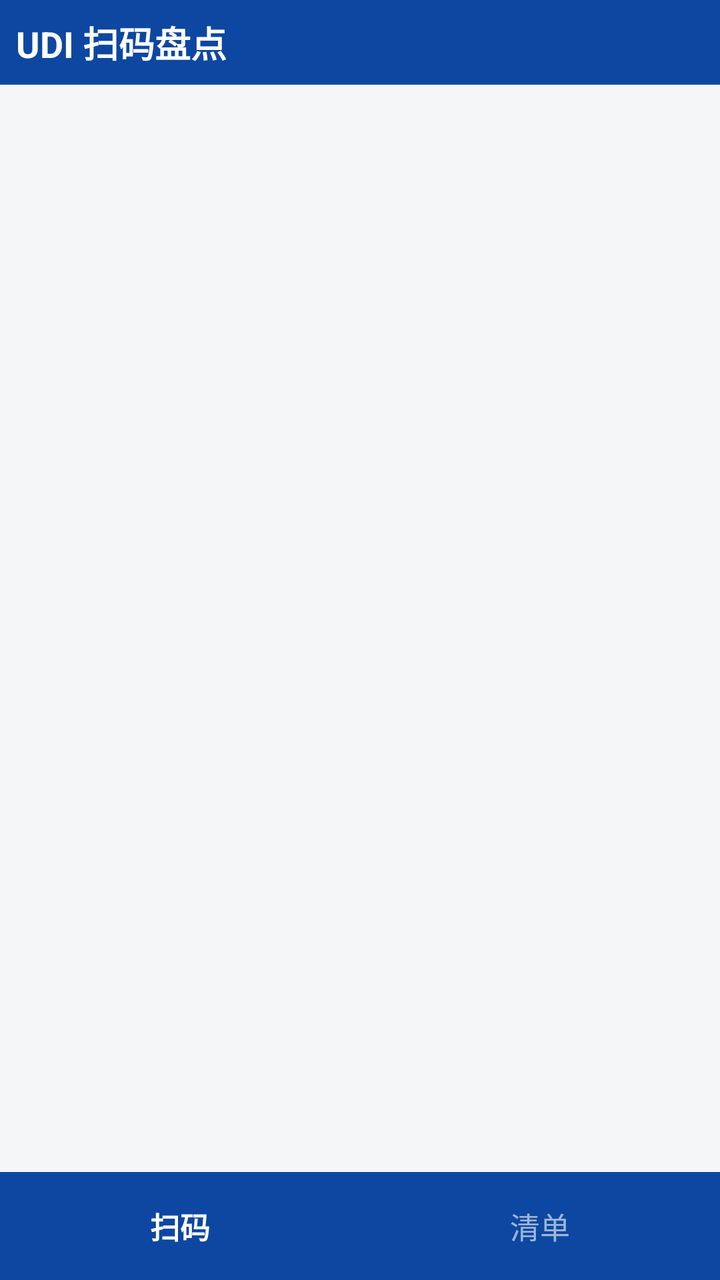
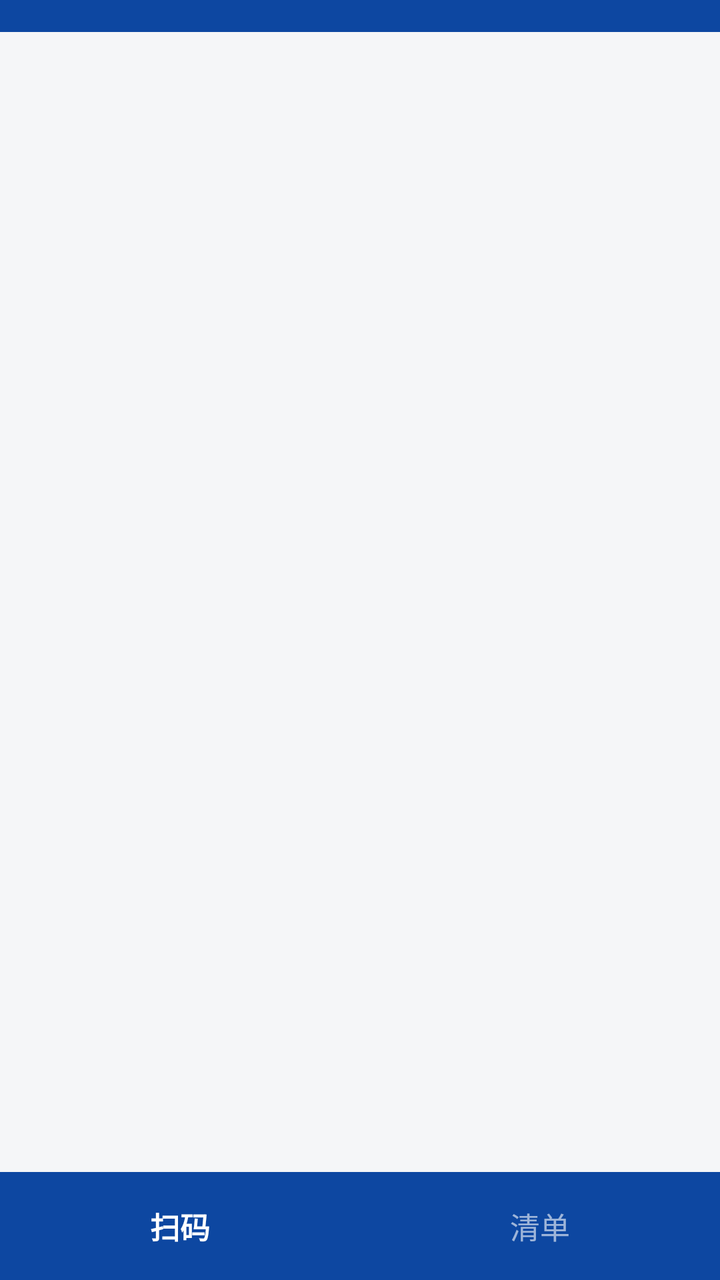

Two renders of the same Android screen: before a commit and after it. Below are the layout's source before the change and the commit's diff.
<!-- AndroidManifest.xml: application theme Theme.UdiScan -->
<!-- res/layout/activity_main.xml -->
<?xml version="1.0" encoding="utf-8"?>
<LinearLayout xmlns:android="http://schemas.android.com/apk/res/android"
    android:layout_width="match_parent"
    android:layout_height="match_parent"
    android:orientation="vertical"
    android:background="@color/bg">

    
    <LinearLayout
        android:layout_width="match_parent"
        android:layout_height="wrap_content"
        android:orientation="horizontal"
        android:padding="8dp"
        android:gravity="center_vertical"
        android:background="@color/primary_dark">

        <TextView
            android:layout_width="0dp"
            android:layout_height="wrap_content"
            android:layout_weight="1"
            android:text="@string/app_name"
            android:textColor="#ffffff"
            android:textSize="18sp"
            android:textStyle="bold" />
    </LinearLayout>

    
    <androidx.viewpager2.widget.ViewPager2
        android:id="@+id/pager"
        android:layout_width="match_parent"
        android:layout_height="0dp"
        android:layout_weight="1" />

    
    <LinearLayout
        android:layout_width="match_parent"
        android:layout_height="wrap_content"
        android:orientation="horizontal"
        android:background="@color/primary_dark"
        android:paddingVertical="4dp">

        <TextView
            android:id="@+id/tab_scan"
            android:layout_width="0dp"
            android:layout_height="wrap_content"
            android:layout_weight="1"
            android:gravity="center"
            android:padding="12dp"
            android:text="@string/tab_scan"
            android:textSize="15sp"
            android:textStyle="bold"
            android:textColor="#ffffff" />

        <TextView
            android:id="@+id/tab_list"
            android:layout_width="0dp"
            android:layout_height="wrap_content"
            android:layout_weight="1"
            android:gravity="center"
            android:padding="12dp"
            android:text="@string/tab_list"
            android:textSize="15sp"
            android:textColor="#99ffffff" />
    </LinearLayout>

</LinearLayout>
<!-- resources referenced by this layout -->
<resources>
  <color name="bg">#F5F6F8</color>
  <color name="primary_dark">#0D47A1</color>
  <string name="app_name">UDI 扫码盘点</string>
  <string name="tab_list">清单</string>
  <string name="tab_scan">扫码</string>
  <style name="Theme.UdiScan" parent="Theme.Material3.DayNight.NoActionBar">
          <item name="colorPrimary">@color/primary</item>
          <item name="colorPrimaryDark">@color/primary_dark</item>
          <item name="colorAccent">@color/accent</item>
          <item name="android:colorBackground">@color/bg</item>
          <item name="android:statusBarColor">@color/primary_dark</item>
      </style>
  <color name="primary">#1565C0</color>
  <color name="accent">#FF6F00</color>
</resources>

<!-- the commit's change to res/layout/activity_main.xml (unified diff, before → after) -->
@@ -12,16 +12,20 @@
         android:orientation="horizontal"
         android:padding="8dp"
         android:gravity="center_vertical"
-        android:background="@color/primary_dark">
+        android:background="@color/primary_dark"
+        android:fitsSystemWindows="true">
 
         <TextView
             android:layout_width="0dp"
             android:layout_height="wrap_content"
             android:layout_weight="1"
+            android:minHeight="?attr/actionBarSize"
+            android:gravity="center_vertical"
             android:text="@string/app_name"
             android:textColor="#ffffff"
             android:textSize="18sp"
-            android:textStyle="bold" />
+            android:textStyle="bold"
+            android:visibility="gone" />
     </LinearLayout>
 
     
